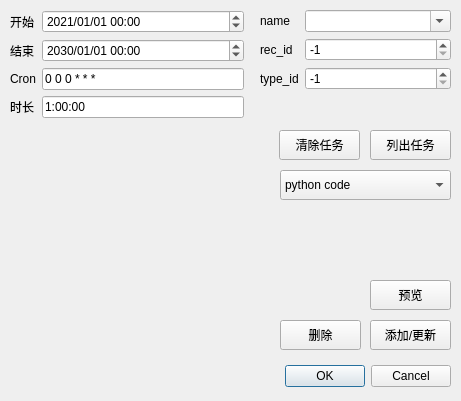
XuHg-zjcn/time-manager, file Qt_GUI/add_task_gen/dialog.ui: the form before one commit.
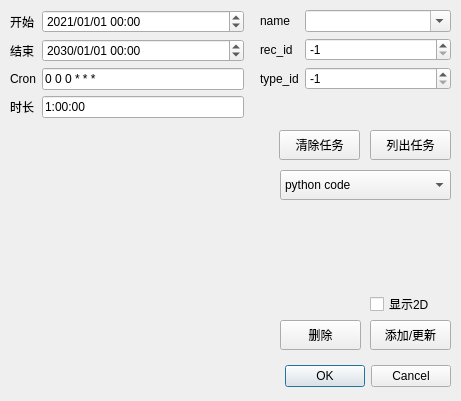
The form after the commit. Custom widgets are drawn as their Qt base class.

Commit message: feat: show_in2d CheckBox, save in sqlite

Diff of the .ui file:
```diff
--- a/Qt_GUI/add_task_gen/dialog.ui
+++ b/Qt_GUI/add_task_gen/dialog.ui
@@ -229,19 +229,6 @@
     </item>
    </layout>
   </widget>
-  <widget class="QPushButton" name="preview">
-   <property name="geometry">
-    <rect>
-     <x>370</x>
-     <y>280</y>
-     <width>81</width>
-     <height>30</height>
-    </rect>
-   </property>
-   <property name="text">
-    <string>预览</string>
-   </property>
-  </widget>
   <widget class="QComboBox" name="comboBox">
    <property name="geometry">
     <rect>
@@ -277,6 +264,22 @@
     </rect>
    </property>
   </widget>
+  <widget class="QCheckBox" name="show_in2d">
+   <property name="geometry">
+    <rect>
+     <x>370</x>
+     <y>290</y>
+     <width>81</width>
+     <height>28</height>
+    </rect>
+   </property>
+   <property name="text">
+    <string>显示2D</string>
+   </property>
+   <property name="tristate">
+    <bool>false</bool>
+   </property>
+  </widget>
  </widget>
  <customwidgets>
   <customwidget>
```
The commit also changes 3 other files.
